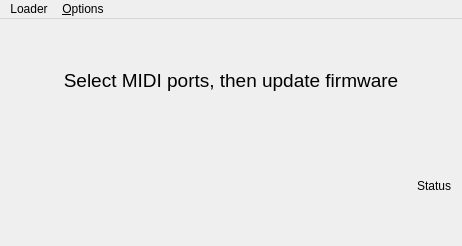
Above: ytx-manager/loader/loader.ui from perkowitz/hachi-yaeltex before the change. Below: the same form after it.
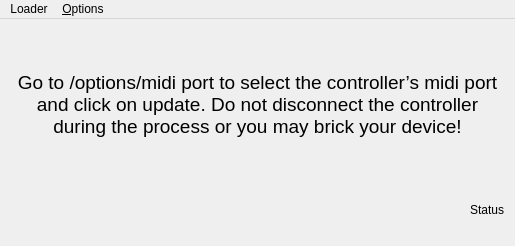
That is the form after the change. Icons and pictures are not drawn.

```diff
--- a/ytx-manager/loader/loader.ui
+++ b/ytx-manager/loader/loader.ui
@@ -6,7 +6,7 @@
    <rect>
     <x>0</x>
     <y>0</y>
-    <width>462</width>
+    <width>515</width>
     <height>246</height>
    </rect>
   </property>
@@ -20,9 +20,9 @@
   <widget class="QWidget" name="centralWidget">
    <layout class="QVBoxLayout" name="verticalLayout">
     <item>
-     <layout class="QVBoxLayout" name="mainVerticalLayout">
+     <layout class="QVBoxLayout" name="mainVerticalLayout" stretch="3,1">
       <item>
-       <layout class="QHBoxLayout" name="h1Layout">
+       <layout class="QHBoxLayout" name="h1Layout" stretch="0">
         <item>
          <widget class="QLabel" name="label">
           <property name="font">
@@ -31,17 +31,20 @@
            </font>
           </property>
           <property name="text">
-           <string>Select MIDI ports, then update firmware</string>
+           <string>Go to /options/midi port to select the controller’s midi port and click on update. Do not disconnect the controller during the process or you may brick your device!</string>
           </property>
           <property name="alignment">
            <set>Qt::AlignCenter</set>
           </property>
+          <property name="wordWrap">
+           <bool>true</bool>
+          </property>
          </widget>
         </item>
        </layout>
       </item>
       <item>
-       <layout class="QHBoxLayout" name="horizontalLayout">
+       <layout class="QHBoxLayout" name="horizontalLayout" stretch="0">
         <item>
          <widget class="QLabel" name="statusLabel">
           <property name="sizePolicy">
@@ -69,7 +72,7 @@
     <rect>
      <x>0</x>
      <y>0</y>
-     <width>462</width>
+     <width>515</width>
      <height>21</height>
     </rect>
    </property>
```
Left out of the diff: 8 changed lines with no effect on the pictures.
